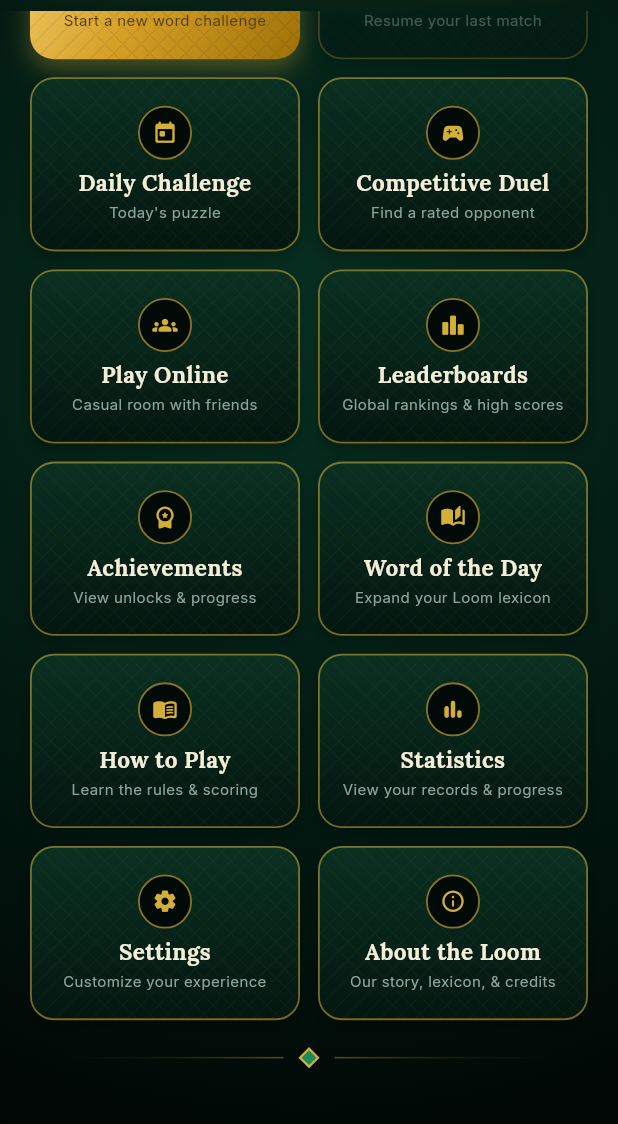
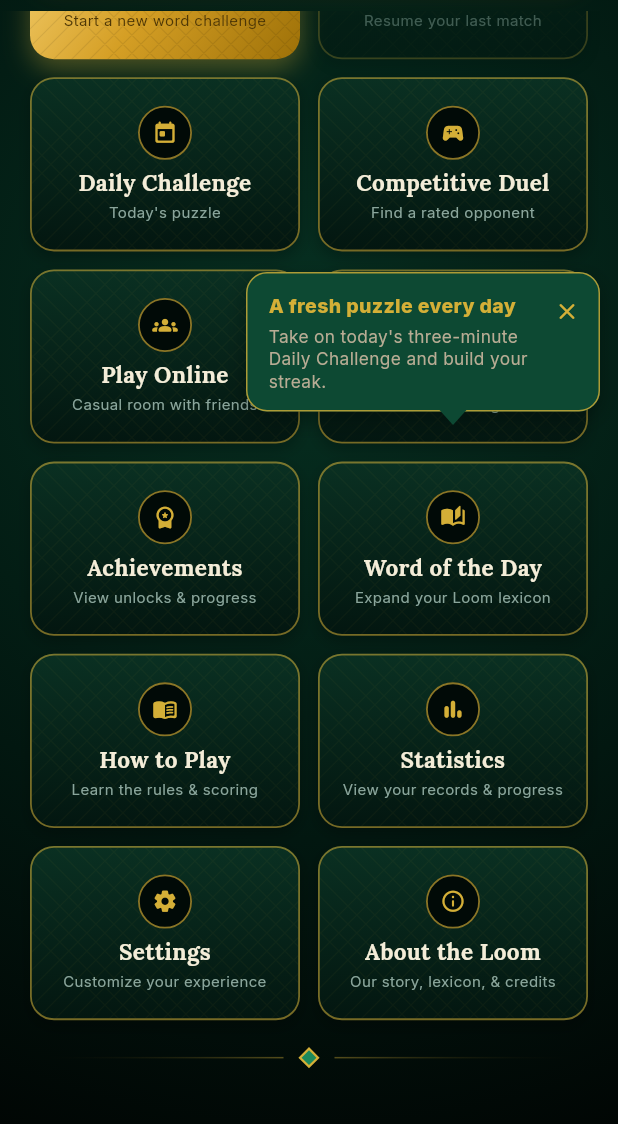
Before and after one commit to Sulaymaanabubakr/LetterLoom, a Flutter app: the screen it shows after launch, scrolled down 374 dp, after a tap on "Daily Challenge", on a phone screen of 412 x 824 dp, the part 112-1236 px from its top. Run offline on Flutter 3.47's test engine with Material 3 defaults, Android fonts, the phone set to English and light mode, and no system bars; our stand-ins replace audioplayers, country_picker, firebase_core, firebase_messaging, flutter_riverpod, flutter_svg and 6 more; missing offline and left inert: games_services; accounts and stored records are empty.

Commit message:
feat: add reusable coachmark system and implement daily challenge discovery prompt

```diff
--- /dev/null
+++ b/lib/core/coachmark.dart
@@ -0,0 +1,214 @@
+import 'package:flutter/material.dart';
+import 'package:google_fonts/google_fonts.dart';
+import 'package:shared_preferences/shared_preferences.dart';
+
+import '../theme/app_theme.dart';
+
+/// A small, one-time discovery prompt anchored to a real control.
+///
+/// Coachmarks never block the rest of the UI. Dismissing one remembers that
+/// choice on-device, and the same component can be reused for any future
+/// feature that needs a little discoverability without a tutorial screen.
+class Coachmark {
+  Coachmark._();
+
+  static const _preferencePrefix = 'letterloom_coachmark_';
+  static final Map<String, Future<void> Function()> _activeDismissals = {};
+
+  /// Removes a visible coachmark immediately. Screens call this before they
+  /// open another route or modal so a screen-specific prompt never follows a
+  /// player elsewhere in the app.
+  static Future<void> dismiss(String id) async {
+    final dismissal = _activeDismissals.remove(id);
+    if (dismissal != null) await dismissal();
+  }
+
+  static Future<void> showOnce({
+    required BuildContext context,
+    required String id,
+    required GlobalKey targetKey,
+    required String title,
+    required String message,
+  }) async {
+    final preferences = await SharedPreferences.getInstance();
+    if (preferences.getBool('$_preferencePrefix$id') == true ||
+        !context.mounted) {
+      return;
+    }
+
+    // The target may not have been laid out yet when a route first appears.
+    final targetContext = targetKey.currentContext;
+    final overlay = Overlay.of(context, rootOverlay: true);
+    if (targetContext == null) return;
+    final box = targetContext.findRenderObject() as RenderBox?;
+    if (box == null || !box.hasSize) return;
+
+    final target = box.localToGlobal(Offset.zero);
+    final targetCenter = target.dx + box.size.width / 2;
+    final screen = MediaQuery.sizeOf(context);
+    late OverlayEntry entry;
+    var dismissed = false;
+    Future<void> dismiss() async {
+      if (dismissed) return;
+      dismissed = true;
+      _activeDismissals.remove(id);
+      entry.remove();
+      await preferences.setBool('$_preferencePrefix$id', true);
+    }
+
+    const bubbleWidth = 236.0;
+    const estimatedBubbleHeight = 104.0;
+    final left = (targetCenter - bubbleWidth / 2).clamp(
+      12.0,
+      screen.width - bubbleWidth - 12.0,
+    );
+    // Keep the entire bubble above the target only when it really fits there.
+    // The previous fixed top coordinate used the target's top, causing the
+    // arrow to land a full bubble-height above the actual control on phones.
+    final canFitAbove = target.dy - estimatedBubbleHeight - 12.0 >= 18.0;
+    final top = canFitAbove
+        ? target.dy - estimatedBubbleHeight - 12.0
+        : target.dy + box.size.height + 12.0;
+    final pointsDown = canFitAbove;
+
+    entry = OverlayEntry(
+      builder: (context) => Positioned(
+        left: left,
+        top: top,
+        width: bubbleWidth,
+        child: Material(
+          color: Colors.transparent,
+          child: _CoachmarkBubble(
+            title: title,
+            message: message,
+            pointsDown: pointsDown,
+            arrowOffset: (targetCenter - left).clamp(24.0, bubbleWidth - 24.0),
+            onDismiss: dismiss,
+          ),
+        ),
+      ),
+    );
+    overlay.insert(entry);
+    _activeDismissals[id] = dismiss;
+  }
+}
+
+class _CoachmarkBubble extends StatelessWidget {
+  final String title;
+  final String message;
+  final bool pointsDown;
+  final double arrowOffset;
+  final VoidCallback onDismiss;
+
+  const _CoachmarkBubble({
+    required this.title,
+    required this.message,
+    required this.pointsDown,
+    required this.arrowOffset,
+    required this.onDismiss,
+  });
+
+  @override
+  Widget build(BuildContext context) {
+    final arrow = CustomPaint(
+      size: const Size(18, 10),
+      painter: _CoachmarkArrowPainter(pointsDown: pointsDown),
+    );
+    return Stack(
+      clipBehavior: Clip.none,
+      children: [
+        if (!pointsDown)
+          Positioned(left: arrowOffset - 9, top: -9, child: arrow),
+        Container(
+          padding: const EdgeInsets.fromLTRB(14, 12, 8, 12),
+          decoration: BoxDecoration(
+            color: const Color(0xFF0D4933),
+            borderRadius: BorderRadius.circular(14),
+            border: Border.all(
+              color: AppTheme.shinyGold.withValues(alpha: 0.8),
+            ),
+            boxShadow: [
+              BoxShadow(
+                color: Colors.black.withValues(alpha: 0.32),
+                blurRadius: 12,
+                offset: const Offset(0, 5),
+              ),
+            ],
+          ),
+          child: Row(
+            crossAxisAlignment: CrossAxisAlignment.start,
+            children: [
+              Expanded(
+                child: Column(
+                  crossAxisAlignment: CrossAxisAlignment.start,
+                  mainAxisSize: MainAxisSize.min,
+                  children: [
+                    Text(
+                      title,
+                      style: GoogleFonts.inter(
+                        color: AppTheme.shinyGold,
+                        fontSize: 13,
+                        fontWeight: FontWeight.w800,
+                      ),
+                    ),
+                    const SizedBox(height: 3),
+                    Text(
+                      message,
+                      style: GoogleFonts.inter(
+                        color: AppTheme.mutedIvory,
+                        fontSize: 11.5,
+                        height: 1.3,
+                      ),
+                    ),
+                  ],
+                ),
+              ),
+              InkWell(
+                onTap: onDismiss,
+                borderRadius: BorderRadius.circular(16),
+                child: const Padding(
+                  padding: EdgeInsets.all(4),
+                  child: Icon(
+                    Icons.close_rounded,
+                    size: 18,
+                    color: AppTheme.shinyGold,
+                  ),
+                ),
+              ),
+            ],
+          ),
+        ),
+        if (pointsDown)
+          Positioned(left: arrowOffset - 9, bottom: -9, child: arrow),
+      ],
+    );
+  }
+}
+
+class _CoachmarkArrowPainter extends CustomPainter {
+  final bool pointsDown;
+  const _CoachmarkArrowPainter({required this.pointsDown});
+
+  @override
+  void paint(Canvas canvas, Size size) {
+    final path = Path();
+    if (pointsDown) {
+      path
+        ..moveTo(0, 0)
+        ..lineTo(size.width, 0)
+        ..lineTo(size.width / 2, size.height)
+        ..close();
+    } else {
+      path
+        ..moveTo(0, size.height)
+        ..lineTo(size.width, size.height)
+        ..lineTo(size.width / 2, 0)
+        ..close();
+    }
+    canvas.drawPath(path, Paint()..color = const Color(0xFF0D4933));
+  }
+
+  @override
+  bool shouldRepaint(covariant _CoachmarkArrowPainter oldDelegate) =>
+      oldDelegate.pointsDown != pointsDown;
+}
--- a/lib/features/auth/auth_service.dart
+++ b/lib/features/auth/auth_service.dart
@@ -10,13 +10,14 @@ import '../../core/supabase_bootstrap.dart';
 import '../../core/app_config.dart';
 import '../../core/push_notification_service.dart';
 import '../profile/username_generator.dart';
+import '../hints/hint_service.dart';
 
 final authProvider = StateNotifierProvider<AuthNotifier, PlayerProfile>((ref) {
-  return AuthNotifier();
+  return AuthNotifier(ref);
 });
 
 class AuthNotifier extends StateNotifier<PlayerProfile> {
-  AuthNotifier()
+  AuthNotifier(this._ref)
     : super(
         PlayerProfile.guest(
           id: 'guest_init',
@@ -27,6 +28,7 @@ class AuthNotifier extends StateNotifier<PlayerProfile> {
   }
 
   final PersistenceManager _persistence = PersistenceManager();
+  final Ref _ref;
   final Completer<void> _initialization = Completer<void>();
 
   /// Completes when the restored session has produced its real profile.
@@ -242,6 +244,10 @@ class AuthNotifier extends StateNotifier<PlayerProfile> {
         createdAt: existingRemote?.createdAt ?? DateTime.now(),
       );
 
+      // The account's boost wallet is server-owned. Hydrate it before the
+      // signed-in profile reaches Home, so the header never flashes the guest
+      // default of seven helps after sign-in.
+      await _ref.read(hintServiceProvider.notifier).refresh();
       return await updateProfile(mergedProfile);
     } catch (e) {
       debugPrint('[Auth] Google Sign in error: $e');
--- a/lib/features/game/game_notifier.dart
+++ b/lib/features/game/game_notifier.dart
@@ -154,6 +154,10 @@ class GameNotifier extends StateNotifier<GameState> {
 
   /// Persist a backgrounded match while keeping its in-memory pause lock.
   Future<void> persistPausedGame() async {
+    if (state.status == 'gameCompleted') {
+      await _persistence.deleteGameSave();
+      return;
+    }
     await _persistence.saveGame(state, clockNow: _pausedAt ?? DateTime.now());
   }
 
--- a/lib/features/home/home_screen.dart
+++ b/lib/features/home/home_screen.dart
@@ -8,6 +8,7 @@ import '../../core/music_manager.dart';
 import '../../core/push_notification_service.dart';
 import '../../core/supabase_bootstrap.dart';
 import '../../core/toast_utils.dart';
+import '../../core/coachmark.dart';
 import '../../models/player_profile.dart';
 import '../game/game_notifier.dart';
 import '../game/game_screen.dart';
@@ -23,6 +24,7 @@ import '../daily/daily_challenge_screen.dart';
 import '../daily/daily_challenge_service.dart';
 import '../daily/daily_rewards_service.dart';
 import '../hints/hint_service.dart';
+import '../hints/boost_shop_screen.dart';
 import '../achievements/achievements_screen.dart';
 import '../leaderboards/leaderboards_screen.dart';
 import '../ranked/ranked_matchmaking_service.dart';
@@ -39,6 +41,7 @@ class _HomeScreenState extends ConsumerState<HomeScreen> {
   bool _canContinue = false;
   bool _checkingSave = true;
   late Future<DailyServerSnapshot?> _dailyChallengeFuture;
+  final GlobalKey _dailyChallengeKey = GlobalKey();
   // Kept disabled while older hot-reload sessions are still attached.
   final bool _showLegacyInlineHeader = false;
 
@@ -62,11 +65,25 @@ class _HomeScreenState extends ConsumerState<HomeScreen> {
         _openPushDestination,
       );
       _openPushDestination();
+      _showHomeCoachmark();
     });
+  }
+
+  Future<void> _showHomeCoachmark() async {
+    if (!mounted) return;
+    await Coachmark.showOnce(
+      context: context,
+      id: 'daily_challenge',
+      targetKey: _dailyChallengeKey,
+      title: 'A fresh puzzle every day',
+      message:
+          'Take on today\'s three-minute Daily Challenge and build your streak.',
+    );
   }
 
   @override
   void dispose() {
+    unawaited(Coachmark.dismiss('daily_challenge'));
     PushNotificationService.pendingNavigation.removeListener(
       _openPushDestination,
     );
@@ -533,9 +550,21 @@ class _HomeScreenState extends ConsumerState<HomeScreen> {
                     scrollDirection: Axis.horizontal,
                     child: Row(
                       children: [
-                        _buildHeaderChip(
+                        Semantics(
+                          button: true,
+                          label: 'Open Boost Shop. $totalHints helps available',
+                          child: InkWell(
+                            onTap: () => Navigator.of(context).push(
+                              MaterialPageRoute(
+                                builder: (_) => const BoostShopScreen(),
+                              ),
+                            ),
+                            borderRadius: BorderRadius.circular(14),
+                            child: _buildHeaderChip(
                               icon: Icons.lightbulb_rounded,
                               label: '$totalHints Helps',
+                            ),
+                          ),
                         ),
                         const SizedBox(width: 6),
                         _buildHeaderChip(
@@ -890,12 +919,20 @@ class _HomeScreenState extends ConsumerState<HomeScreen> {
                                       }
                                     : null,
                               ),
-                            _buildPremiumButton(
+                            RepaintBoundary(
+                              key: _dailyChallengeKey,
+                              child: _buildPremiumButton(
                                 title: 'Daily Challenge',
                                 subtitle: 'Today\'s puzzle',
                                 iconData: Icons.today_rounded,
                                 isPrimary: false,
-                              onPressed: _openDailyChallenge,
+                                onPressed: () {
+                                  unawaited(
+                                    Coachmark.dismiss('daily_challenge'),
+                                  );
+                                  _openDailyChallenge();
+                                },
+                              ),
                             ),
                             _buildPremiumButton(
                               title: 'Competitive Duel',
--- a/lib/storage/persistence_manager.dart
+++ b/lib/storage/persistence_manager.dart
@@ -33,6 +33,13 @@ class PersistenceManager {
   Future<void> saveGame(GameState state, {DateTime? clockNow}) async {
     try {
       final file = await _getFile(_gameSaveFileName);
+      // A finished match is a result screen, never a resumable match. This
+      // also protects against a lifecycle callback firing just after end-game
+      // cleanup while the victory screen remains visible.
+      if (state.status == 'gameCompleted') {
+        if (await file.exists()) await file.delete();
+        return;
+      }
       final now = clockNow ?? DateTime.now();
       final remaining = state.turnStartedAt == null
           ? null
@@ -62,7 +69,12 @@ class PersistenceManager {
 
       final Map<String, dynamic> jsonMap =
           jsonDecode(jsonString) as Map<String, dynamic>;
-      return GameState.fromJson(jsonMap);
+      final savedGame = GameState.fromJson(jsonMap);
+      if (savedGame.status == 'gameCompleted') {
+        await file.delete();
+        return null;
+      }
+      return savedGame;
     } catch (e) {
       debugPrint("Error loading game state (likely corruption): $e");
       throw CorruptedSaveException(
@@ -90,6 +102,12 @@ class PersistenceManager {
       if (content.trim().isEmpty) return false;
 
       final payload = jsonDecode(content) as Map<String, dynamic>;
+      // Repair stale saves created by the older lifecycle code while a result
+      // screen was visible. Completed matches must not surface as Continue.
+      if (payload['status'] == 'gameCompleted') {
+        await file.delete();
+        return false;
+      }
       if (payload['saveMode'] == 'solo') return true;
 
       // Older builds could accidentally persist a temporary multiplayer seed.
```
Also changed, not shown: lib/core/billing_service.dart (+57 -13 lines), lib/features/game/game_screen.dart (+32 -6 lines), lib/features/hints/boost_shop_screen.dart (+47 -7 lines), lib/features/multiplayer/multiplayer_error_message.dart (added, +24 -0 lines), lib/features/multiplayer/multiplayer_lobby_screen.dart (+11 -3 lines), 3 other files. Lines whose indentation alone changed are shown as unchanged.
